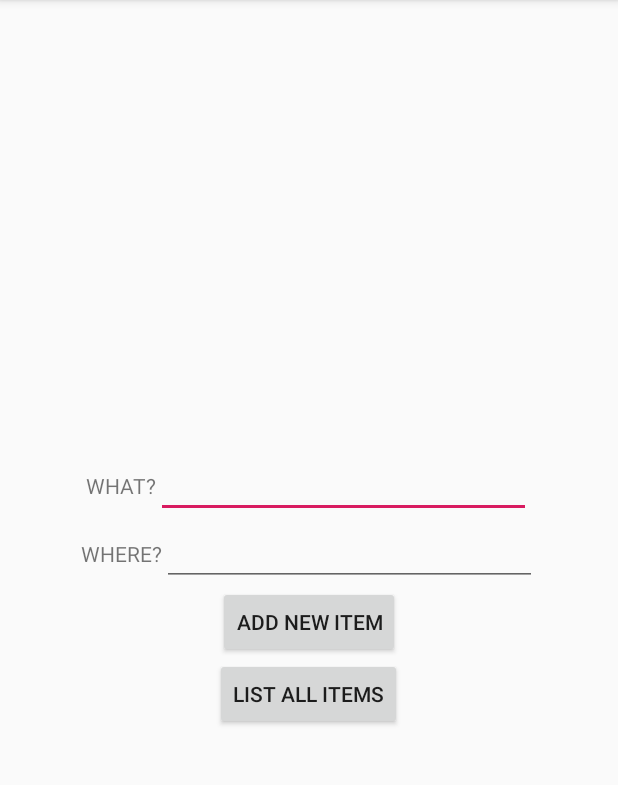
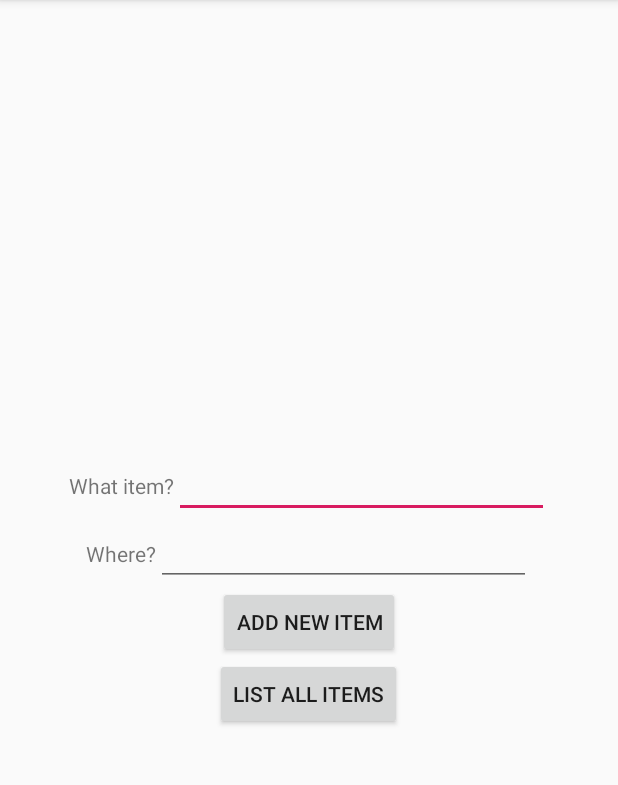
Before and after one commit to PhilipMouridsen/Shopping, an Android app: the screen it shows after launch (ShoppingActivity), on a phone screen of 412 x 824 dp, the part 84-869 px from its top. Run offline under Robolectric (Android 15) with nearby library versions, the phone set to English and light mode, and no system bars.

```diff
--- a/app/src/main/java/com/example/shopping/ShoppingActivity.java
+++ b/app/src/main/java/com/example/shopping/ShoppingActivity.java
@@ -48,7 +48,7 @@ public class ShoppingActivity extends AppCompatActivity {
                     Toast.makeText(ShoppingActivity.this, R.string.add_toast, Toast.LENGTH_SHORT).show();
                     what.getText().clear();
                     where.getText().clear();
-                } else {
+                } else if (what.getText().toString().trim().length() == 0 || where.getText().toString().trim().length() == 0) {
                     Toast.makeText(ShoppingActivity.this, R.string.none_toast, Toast.LENGTH_SHORT).show();
                 }
             }
--- a/app/src/main/res/layout/activity_main.xml
+++ b/app/src/main/res/layout/activity_main.xml
@@ -18,7 +18,7 @@
         <TextView
             android:layout_width="match_parent"
             android:layout_height="wrap_content"
-            android:text="WHAT?" />
+            android:text="What item?" />
 
         <EditText
             android:id="@+id/what_edit"
@@ -34,7 +34,7 @@
         <TextView
             android:layout_width="match_parent"
             android:layout_height="wrap_content"
-            android:text="WHERE?" />
+            android:text="Where?" />
 
         <EditText
             android:id="@+id/where_edit"
--- a/app/src/main/res/values/strings.xml
+++ b/app/src/main/res/values/strings.xml
@@ -2,5 +2,5 @@
     <string name="button">LIST ALL ITEMS</string>
     <string name="add_button">ADD NEW ITEM</string>
     <string name="add_toast">Item added!</string>
-    <string name="none_toast">Please write something!</string>
+    <string name="none_toast">Please fill out both fields :)</string>
 </resources>
```
